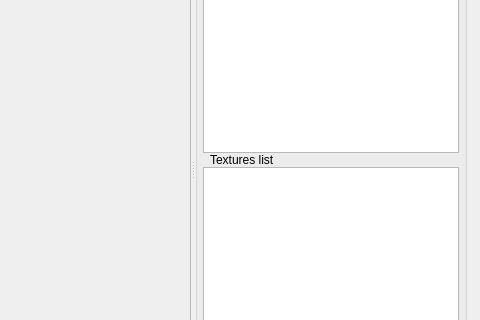
The window that qtEditor/Gui/MappingToolWindow.ui (timur-losev/framework2d) describes before a commit, drawn with Qt 5; both pictures show x 544 to 1024 and y 217 to 537 of the 1024 by 768 pixel window.
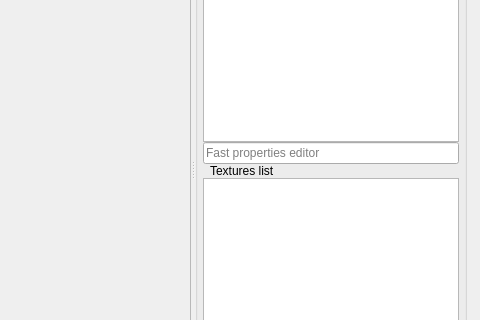
The same window after the commit. Icons and pictures are not drawn.

Commit message: + added fast properties editor bar, not completed

Diff of the .ui file:
```diff
--- a/qtEditor/Gui/MappingToolWindow.ui
+++ b/qtEditor/Gui/MappingToolWindow.ui
@@ -172,6 +172,13 @@
             </attribute>
            </widget>
           </item>
+          <item>
+           <widget class="QLineEdit" name="fastEdit">
+            <property name="placeholderText">
+             <string>Fast properties editor</string>
+            </property>
+           </widget>
+          </item>
           <item>
            <widget class="QLabel" name="label_12">
             <property name="text">
```
Left out of the diff: 4 changed lines with no effect on the pictures. The commit also changes 4 other files.
